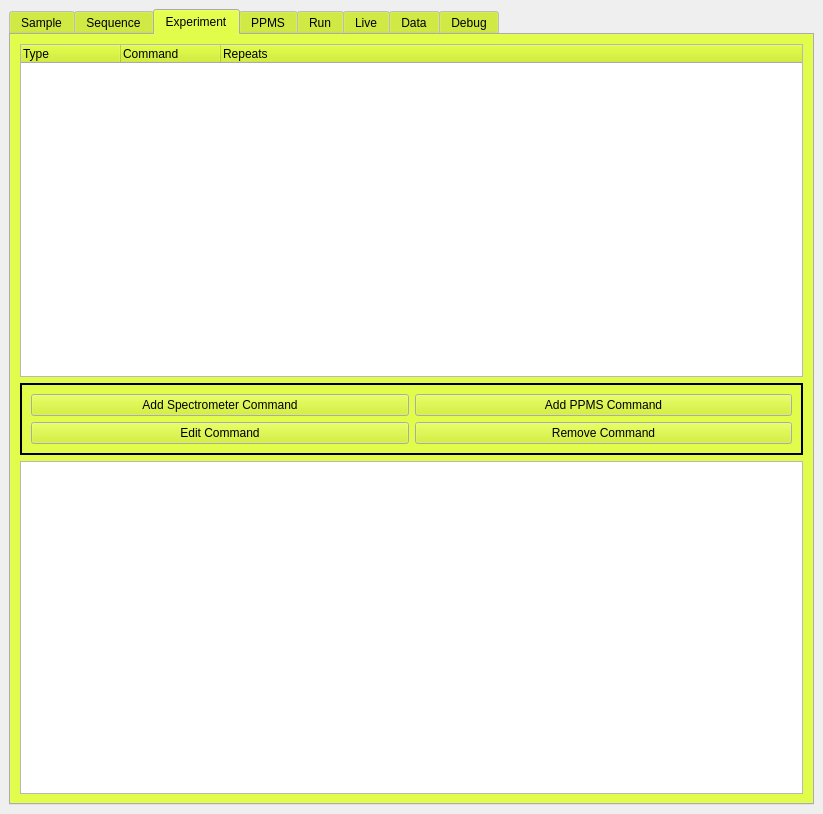
Above: GUI_pyQt/ui files/spectrometer_tabbed.ui from jhead96/NMR-spectrometer-GUI before the change. Below: the same form after it.
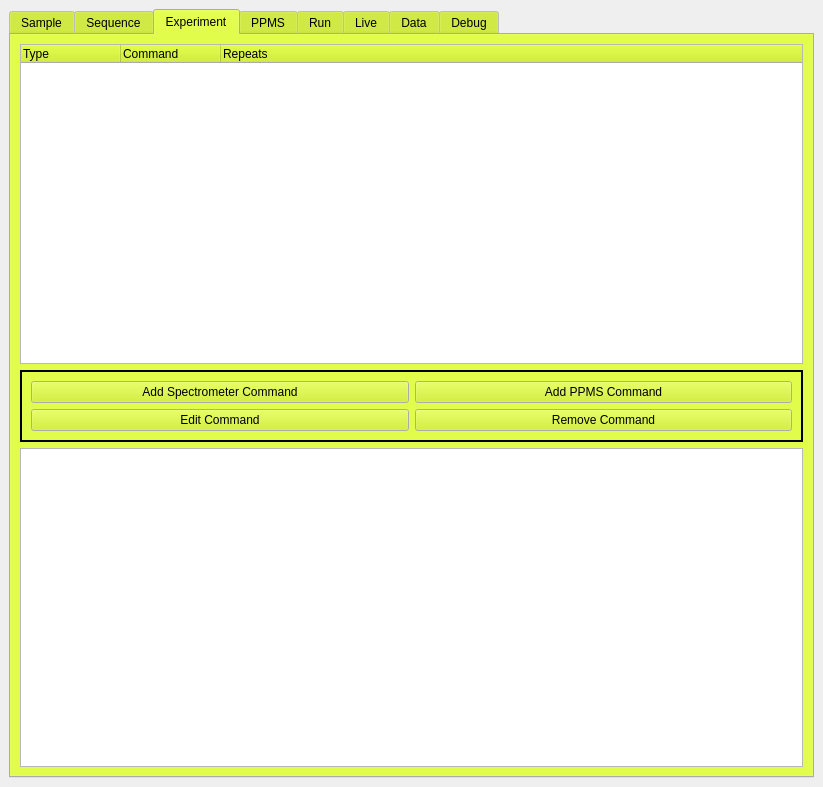
That is the form after the change. The open tabs and pages were chosen to show the change. Custom widgets are drawn as their Qt base class.

Commit message: Updated naming of functions in'Run_app.py' to match GUI buttons. Added PPMS command window .ui file.

```diff
--- a/GUI_pyQt/ui files/spectrometer_tabbed.ui
+++ b/GUI_pyQt/ui files/spectrometer_tabbed.ui
@@ -7,7 +7,7 @@
     <x>0</x>
     <y>0</y>
     <width>823</width>
-    <height>814</height>
+    <height>787</height>
    </rect>
   </property>
   <property name="windowTitle">
```
Left out of the diff: 2 changed lines with no effect on the pictures. The commit also changes 2 other files.
